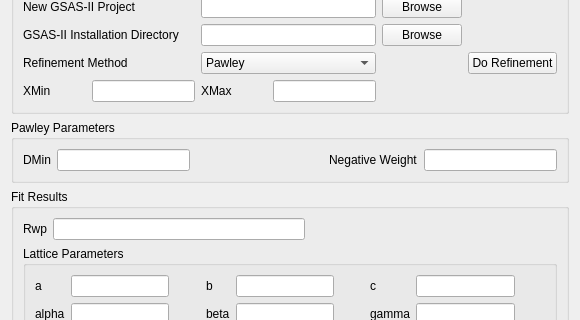
mantidproject/mantid, file qt/scientific_interfaces/EnggDiffraction/EnggDiffractionQtTabGSAS.ui: the form before one commit; both pictures show x 0 to 580 and y 128 to 448 of the 580 by 658 pixel window.
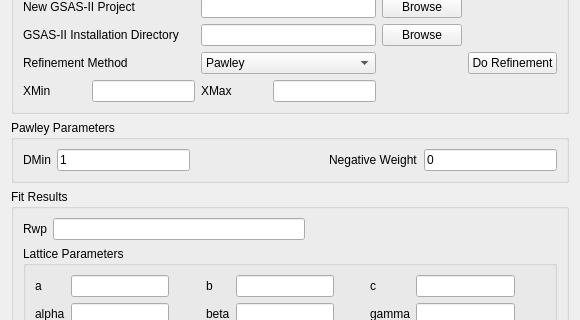
The form after the commit.

Commit message: Re #15552 Implement getters for GSASIIRefineFitPeaks input properties

Patch:
```diff
--- a/qt/scientific_interfaces/EnggDiffraction/EnggDiffractionQtTabGSAS.ui
+++ b/qt/scientific_interfaces/EnggDiffraction/EnggDiffractionQtTabGSAS.ui
@@ -254,6 +254,9 @@
         <property name="layoutDirection">
          <enum>Qt::LeftToRight</enum>
         </property>
+        <property name="text">
+         <string>1</string>
+        </property>
        </widget>
       </item>
       <item>
@@ -280,7 +283,11 @@
        </widget>
       </item>
       <item>
-       <widget class="QLineEdit" name="lineEdit_pawleyNegativeWeight"/>
+       <widget class="QLineEdit" name="lineEdit_pawleyNegativeWeight">
+        <property name="text">
+         <string>0</string>
+        </property>
+       </widget>
       </item>
      </layout>
     </widget>
```
The commit also changes 1 other file.
